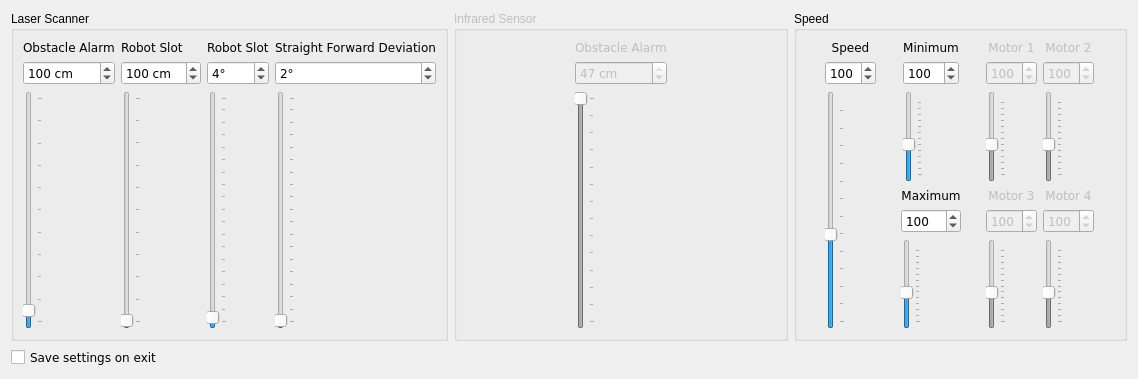
This is direcs/src/settingsDialog.ui in markusk/direcs as Qt 5 draws it before an edit. The edited form follows.
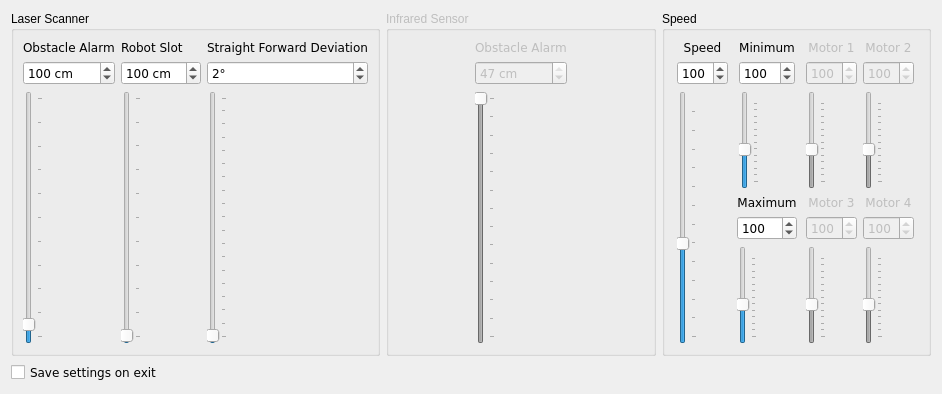
This is the edited form. Icons and pictures are not drawn.

Commit message: Removed old "robotSlot" stuff. Only using robotSlotWidth now.

What changed in the file:
```diff
--- a/direcs/src/settingsDialog.ui
+++ b/direcs/src/settingsDialog.ui
@@ -9,10 +9,16 @@
    <rect>
     <x>0</x>
     <y>0</y>
-    <width>1138</width>
-    <height>379</height>
+    <width>942</width>
+    <height>394</height>
    </rect>
   </property>
+  <property name="maximumSize">
+   <size>
+    <width>942</width>
+    <height>16777215</height>
+   </size>
+  </property>
   <property name="windowTitle">
    <string>Settings</string>
   </property>
@@ -187,79 +193,6 @@
            </layout>
           </item>
           <item row="0" column="2">
-           <layout class="QVBoxLayout" name="verticalLayout_5">
-            <item>
-             <widget class="QLabel" name="label_4">
-              <property name="font">
-               <font>
-                <family>Verdana</family>
-               </font>
-              </property>
-              <property name="text">
-               <string>Robot Slot</string>
-              </property>
-              <property name="wordWrap">
-               <bool>false</bool>
-              </property>
-             </widget>
-            </item>
-            <item>
-             <widget class="QSpinBox" name="spinBoxRobotSlot">
-              <property name="font">
-               <font>
-                <family>Verdana</family>
-               </font>
-              </property>
-              <property name="suffix">
-               <string>°</string>
-              </property>
-              <property name="minimum">
-               <number>1</number>
-              </property>
-              <property name="maximum">
-               <number>180</number>
-              </property>
-              <property name="value">
-               <number>4</number>
-              </property>
-             </widget>
-            </item>
-            <item>
-             <widget class="QSlider" name="sliderRobotSlot">
-              <property name="font">
-               <font>
-                <family>Verdana</family>
-               </font>
-              </property>
-              <property name="minimum">
-               <number>1</number>
-              </property>
-              <property name="maximum">
-               <number>180</number>
-              </property>
-              <property name="pageStep">
-               <number>2</number>
-              </property>
-              <property name="value">
-               <number>4</number>
-              </property>
-              <property name="sliderPosition">
-               <number>4</number>
-              </property>
-              <property name="orientation">
-               <enum>Qt::Vertical</enum>
-              </property>
-              <property name="tickPosition">
-               <enum>QSlider::TicksBelow</enum>
-              </property>
-              <property name="tickInterval">
-               <number>10</number>
-              </property>
-             </widget>
-            </item>
-           </layout>
-          </item>
-          <item row="0" column="3">
            <layout class="QVBoxLayout" name="verticalLayout_4">
             <item>
              <widget class="QLabel" name="label_6">
```
The commit also changes 5 other files.
